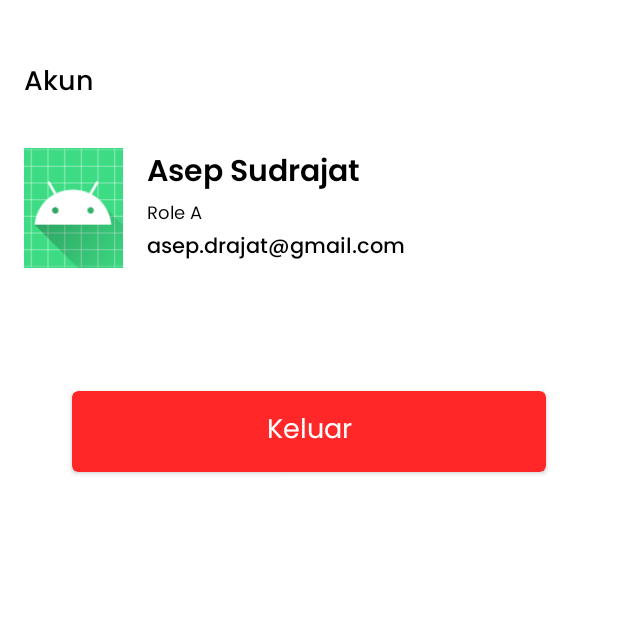
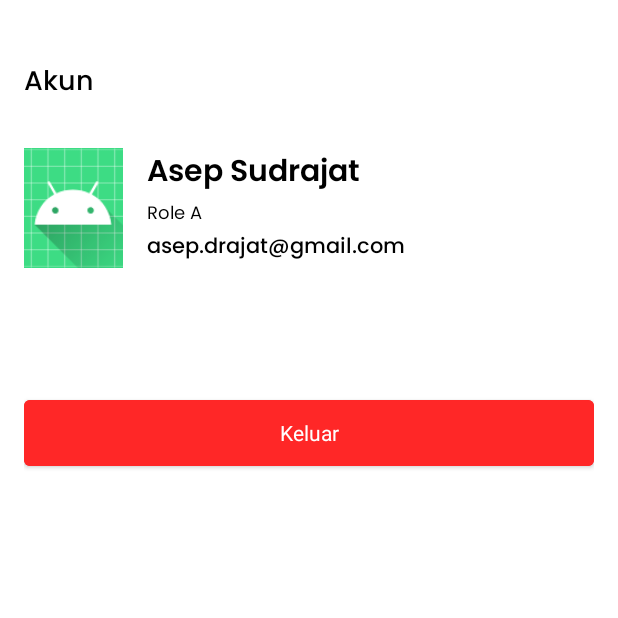
Before and after one commit to Rifqips/GeoforestMaps, an Android app: the fragment AccountFragment shown on its own in the app's theme, on a phone screen of 412 x 824 dp, the top half of it. Run offline under Robolectric (Android 15) with nearby library versions, the phone set to English and light mode, and no system bars.

Commit message:
refactor : - fix dummy array history after sent - resize button profile

```diff
--- a/app/src/main/java/id/application/geoforestmaps/presentation/feature/login/LoginFragment.kt
+++ b/app/src/main/java/id/application/geoforestmaps/presentation/feature/login/LoginFragment.kt
@@ -22,18 +22,13 @@ class LoginFragment :
             val widthDp = metrics?.bounds?.width()?.div(resources.displayMetrics.density)
             if (widthDp != null) {
                 when {
-                    widthDp <= 320 -> {
-                        Log.d("DeviceType", "Small phone")
-                    }
                     widthDp <= 360 -> {
                         consBgLogin.maxHeight = (600 * resources.displayMetrics.density).toInt()
-                        Log.d("DeviceType", "Medium phone")
                     }
                     else -> {
                         val layoutParams = consBgLogin.layoutParams
                         layoutParams.height = (750 * resources.displayMetrics.density).toInt()
                         consBgLogin.layoutParams = layoutParams
-                        Log.d("DeviceType", "Large phone or tablet")
                     }
                 }
             }
--- a/app/src/main/res/layout/fragment_account.xml
+++ b/app/src/main/res/layout/fragment_account.xml
@@ -65,26 +65,13 @@
         app:layout_constraintStart_toEndOf="@id/iv_account"
         android:textSize="14sp"/>
 
-    <androidx.cardview.widget.CardView
+    <Button
+        style="@style/Base.Theme.GeoforestMaps.ButtonLogout"
         android:layout_width="match_parent"
-        android:layout_height="54dp"
         app:layout_constraintTop_toBottomOf="@id/iv_account"
         android:layout_marginTop="82dp"
-        app:cardBackgroundColor="@color/red"
-        app:cardCornerRadius="4dp"
+        android:text="Keluar"
         app:layout_constraintEnd_toEndOf="parent"
-        app:layout_constraintStart_toStartOf="parent"
-        android:layout_marginHorizontal="32dp">
-
-        <TextView
-            android:layout_width="match_parent"
-            android:layout_height="match_parent"
-            android:text="Keluar"
-            android:textColor="@color/white"
-            android:gravity="center"
-            android:textSize="18sp"
-            android:fontFamily="@font/poppins"/>
-
-    </androidx.cardview.widget.CardView>
+        app:layout_constraintStart_toStartOf="parent"/>
 
 </androidx.constraintlayout.widget.ConstraintLayout>
--- a/app/src/main/res/layout/fragment_dashboard.xml
+++ b/app/src/main/res/layout/fragment_dashboard.xml
@@ -61,7 +61,7 @@
     <androidx.recyclerview.widget.RecyclerView
         android:id="@+id/rv_dashboard_data"
         android:layout_width="match_parent"
-        android:layout_height="wrap_content"
+        android:layout_height="0dp"
         android:layout_marginTop="16dp"
         app:layoutManager="androidx.recyclerview.widget.GridLayoutManager"
         app:layout_constraintBottom_toBottomOf="parent"
--- a/app/src/main/res/layout/item_card_dashboard_data.xml
+++ b/app/src/main/res/layout/item_card_dashboard_data.xml
@@ -34,8 +34,7 @@
             android:textColor="@color/black"
             android:textSize="16sp"
             app:layout_constraintEnd_toEndOf="parent"
-            app:layout_constraintStart_toStartOf="parent"
-            app:layout_constraintTop_toBottomOf="@id/iv_data" />
+            app:layout_constraintStart_toStartOf="parent"/>
 
     </androidx.constraintlayout.widget.ConstraintLayout>
 
--- a/app/src/main/res/values/themes.xml
+++ b/app/src/main/res/values/themes.xml
@@ -32,5 +32,12 @@
         <item name="android:layout_height">56dp</item>
         <item name="android:backgroundTint">@color/primary_green</item>
     </style>
+
+    <style name="Base.Theme.GeoforestMaps.ButtonLogout">
+        <item name="android:layout_width">match_parent</item>
+        <item name="android:layout_height">56dp</item>
+        <item name="android:backgroundTint">@color/red</item>
+    </style>
+
     <style name="Theme.GeoforestMaps" parent="Base.Theme.GeoforestMaps" />
 </resources>
```
Also changed, not shown: app/src/main/java/id/application/geoforestmaps/presentation/feature/history/HistoryFragment.kt (+20 -18 lines).
